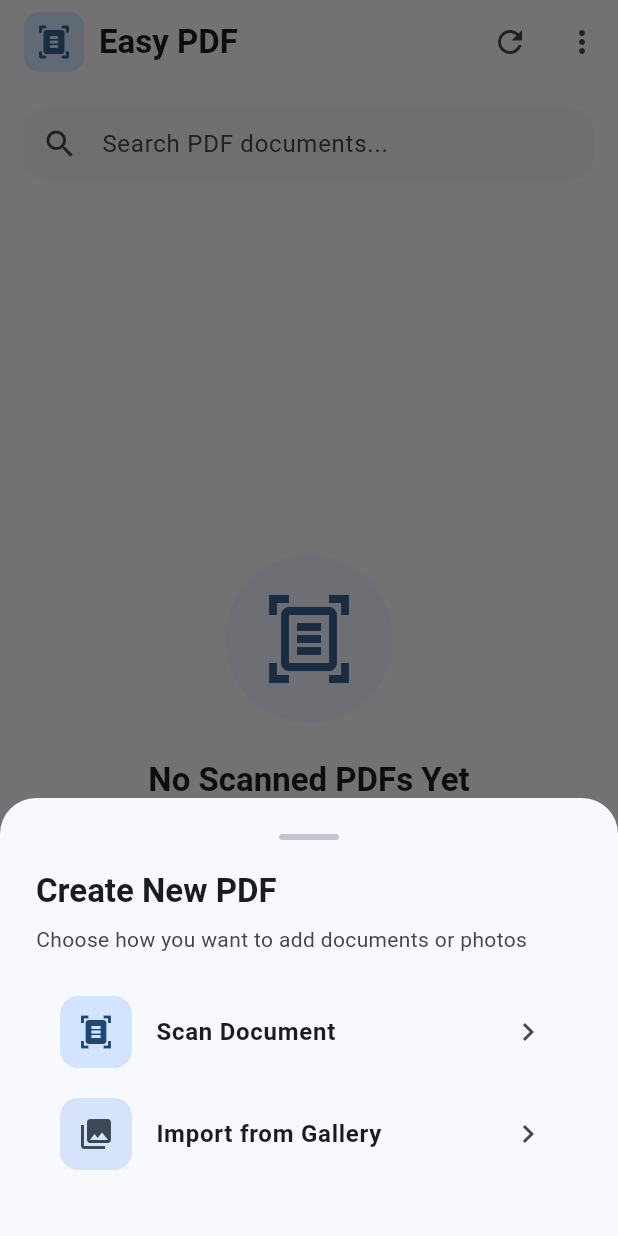
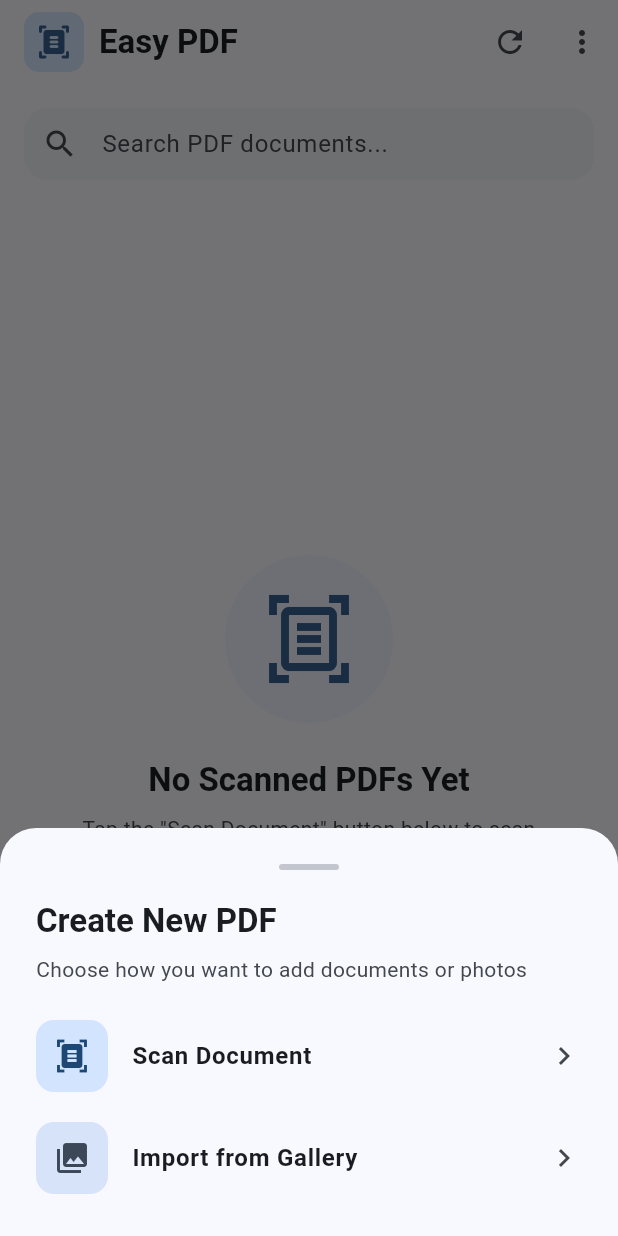
Before and after one commit to kssoftinfotech-prog/Easy-PDF, a Flutter app: the HomeScreen screen opened directly, after a tap on "Scan Document", on a phone screen of 412 x 824 dp. Run offline on Flutter 3.47's test engine with Material 3 defaults, Android fonts, the phone set to English and light mode, and no system bars; our stand-ins replace google_mobile_ads, image_cropper, image_picker, pdf, permission_handler, printing and 2 more; missing offline and left inert: google_mlkit_document_scanner; accounts and stored records are empty.

Commit message:
fix: Add SingleChildScrollView and isScrollControlled to ScanOptionBottomSheet to eliminate vertical overflow

```diff
--- a/lib/widgets/scan_option_bottom_sheet.dart
+++ b/lib/widgets/scan_option_bottom_sheet.dart
@@ -8,6 +8,7 @@ class ScanOptionBottomSheet extends StatelessWidget {
   static Future<ScanSource?> show(BuildContext context) {
     return showModalBottomSheet<ScanSource>(
       context: context,
+      isScrollControlled: true,
       backgroundColor: Colors.transparent,
       builder: (context) => const ScanOptionBottomSheet(),
     );
@@ -22,7 +23,14 @@ class ScanOptionBottomSheet extends StatelessWidget {
         color: theme.colorScheme.surface,
         borderRadius: const BorderRadius.vertical(top: Radius.circular(24)),
       ),
-      padding: const EdgeInsets.all(24),
+      padding: EdgeInsets.only(
+        left: 24,
+        right: 24,
+        top: 24,
+        bottom: MediaQuery.of(context).padding.bottom + 24,
+      ),
+      child: SafeArea(
+        child: SingleChildScrollView(
           child: Column(
             mainAxisSize: MainAxisSize.min,
             crossAxisAlignment: CrossAxisAlignment.start,
@@ -51,8 +59,9 @@ class ScanOptionBottomSheet extends StatelessWidget {
                   color: theme.colorScheme.onSurfaceVariant,
                 ),
               ),
-          const SizedBox(height: 24),
+              const SizedBox(height: 20),
               ListTile(
+                contentPadding: EdgeInsets.zero,
                 leading: Container(
                   padding: const EdgeInsets.all(12),
                   decoration: BoxDecoration(
@@ -73,6 +82,7 @@ class ScanOptionBottomSheet extends StatelessWidget {
               ),
               const SizedBox(height: 12),
               ListTile(
+                contentPadding: EdgeInsets.zero,
                 leading: Container(
                   padding: const EdgeInsets.all(12),
                   decoration: BoxDecoration(
@@ -91,8 +101,9 @@ class ScanOptionBottomSheet extends StatelessWidget {
                 trailing: const Icon(Icons.chevron_right),
                 onTap: () => Navigator.pop(context, ScanSource.gallery),
               ),
-          const SizedBox(height: 16),
             ],
+          ),
+        ),
       ),
     );
   }
```
Lines whose indentation alone changed are shown as unchanged.
